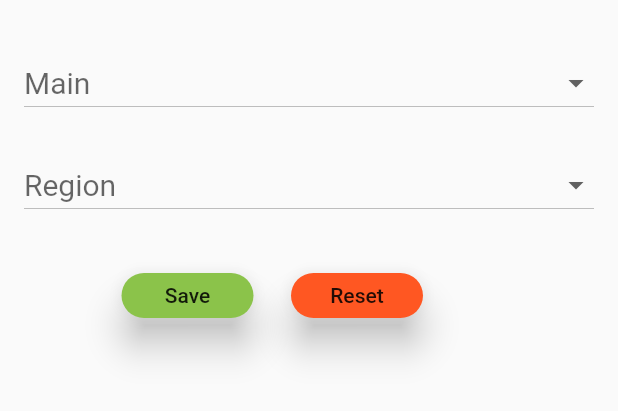
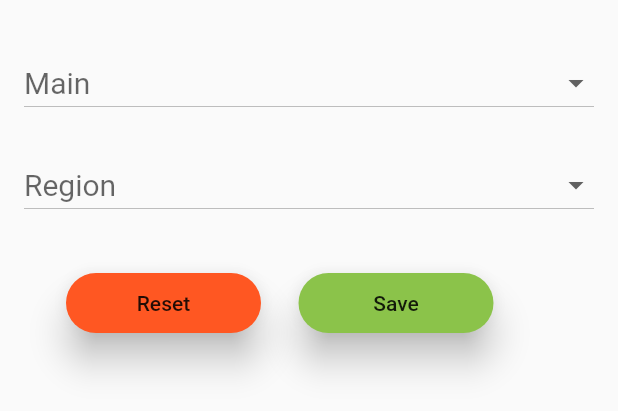
Before and after one commit to NotAxel/Matchup, a Flutter app: the FilterPopupForm widget shown alone on an empty page, opened directly, on a phone screen of 412 x 824 dp. Shown: the top 411 px of the screen. Run offline on Flutter 3.47's test engine with Material 2 defaults, Android fonts, the phone set to English and light mode, and no system bars; our stand-ins replace cloud_firestore, firebase_auth; accounts and stored records are empty.

Commit message:
small change

```diff
--- a/lib/Pages/filterPopupForm.dart
+++ b/lib/Pages/filterPopupForm.dart
@@ -7,6 +7,10 @@ class FilterPopupForm extends StatefulWidget{
 }
 
 class _FilterPopupForm extends State<FilterPopupForm> {
+  static const double ButtonWidth = 130.0;
+  static const double ButtonHeight = 40.0;
+
+
   Container _underLine = Container(height: 2, color: Colors.deepPurple);
 
   String _mainFilter;
@@ -108,7 +112,8 @@ class _FilterPopupForm extends State<FilterPopupForm> {
     return new Padding(
       padding: EdgeInsets.fromLTRB(5.0, 15, 5, 0),
       child: SizedBox(
-        height: 30.0,
+        height: ButtonHeight,
+        width: ButtonWidth,
         child: new RaisedButton(
           elevation: 10.0,
           color: Colors.lightGreen,
@@ -126,7 +131,8 @@ class _FilterPopupForm extends State<FilterPopupForm> {
     return new Padding(
       padding: EdgeInsets.fromLTRB(5.0, 15, 5, 0),
       child: SizedBox(
-        height: 30.0,
+        height: ButtonHeight,
+        width: ButtonWidth,
         child: new RaisedButton(
           elevation: 10.0,
           color: Colors.deepOrange,
@@ -145,10 +151,11 @@ class _FilterPopupForm extends State<FilterPopupForm> {
     return new Container(
       child: new Row(
         children: <Widget>[
-          const SizedBox(width: 60),
+          const SizedBox(width: 23),
+          showResetButton(),
+          const SizedBox(width: 15),
           showSaveButton(),
-          const SizedBox(width: 15),
-          showResetButton(),
+          const SizedBox(width: 24),
         ],)
     );
   }
```
